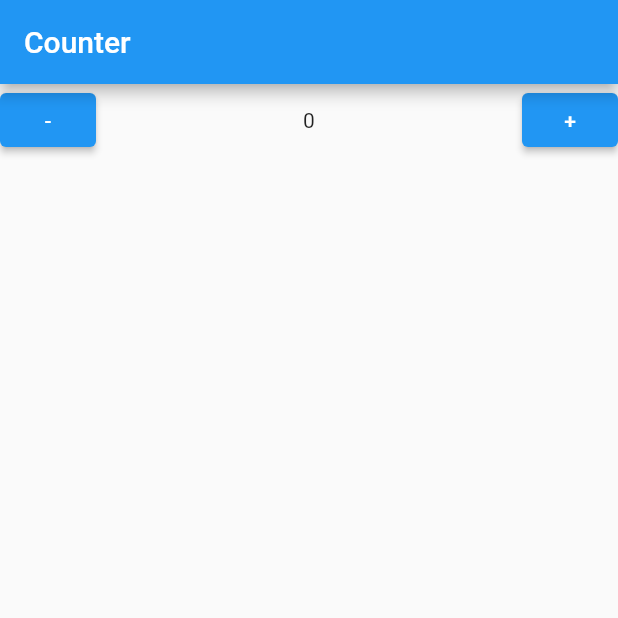
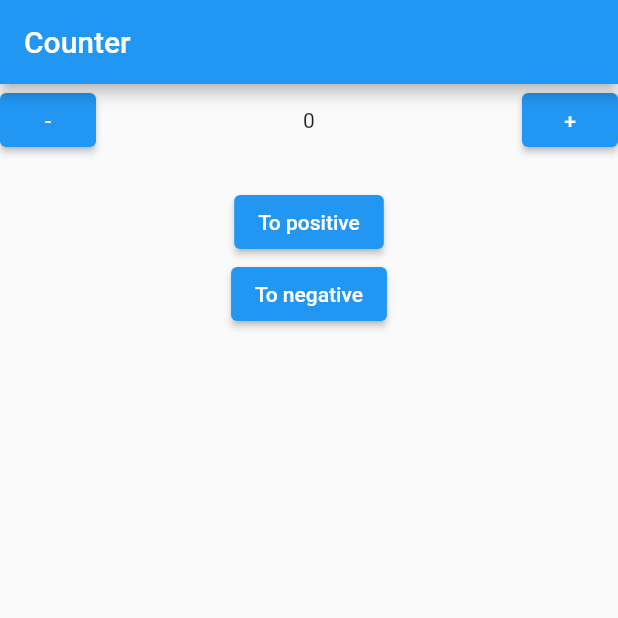
Before and after one commit to dnieln7/fly-bloc-course, a Flutter app: the screen it shows after launch, on a phone screen of 412 x 824 dp, the top half of it. Run offline on Flutter 3.47's test engine with Material 2 defaults, Android fonts, the phone set to English and light mode, and no system bars; our stand-ins replace equatable, flutter_bloc.

```diff
--- a/lib/main.dart
+++ b/lib/main.dart
@@ -1,7 +1,9 @@
 import 'package:flutter/material.dart';
 import 'package:flutter_bloc/flutter_bloc.dart';
 import 'package:fly_bloc_course/state/cubit/counter/counter_cubit.dart';
-import 'package:fly_bloc_course/ui/screen/counter/counter.dart';
+import 'package:fly_bloc_course/ui/screen/counter_negative_screen.dart';
+import 'package:fly_bloc_course/ui/screen/counter_positive_screen.dart';
+import 'package:fly_bloc_course/ui/screen/counter_screen.dart';
 
 void main() {
   runApp(const FlyBloc());
@@ -10,12 +12,9 @@ void main() {
 class FlyBloc extends StatelessWidget {
   const FlyBloc({Key? key}) : super(key: key);
 
-  // This widget is the root of your application.
   @override
   Widget build(BuildContext context) {
-    return BlocProvider(
-      create: (context) => CounterCubit(),
-      child: MaterialApp(
+    return MaterialApp(
       title: 'Fly Bloc Course',
       theme: ThemeData(
         colorScheme: ColorScheme.fromSwatch(
@@ -23,8 +22,14 @@ class FlyBloc extends StatelessWidget {
           accentColor: Colors.yellowAccent,
         ),
       ),
-        home: const CounterScreen(),
+      home: BlocProvider(
+        create: (context) => CounterCubit(),
+        child: const CounterScreen(),
       ),
+      routes: {
+        CounterPositiveScreen.path: (ctx) => const CounterPositiveScreen(),
+        CounterNegativeScreen.path: (ctx) => const CounterNegativeScreen(),
+      },
     );
   }
 }
--- a/lib/ui/screen/counter/counter.dart
+++ b/lib/ui/screen/counter_screen.dart
@@ -1,6 +1,9 @@
 import 'package:flutter/material.dart';
 import 'package:flutter_bloc/flutter_bloc.dart';
 import 'package:fly_bloc_course/state/cubit/counter/counter_cubit.dart';
+import 'package:fly_bloc_course/ui/screen/counter_negative_screen.dart';
+import 'package:fly_bloc_course/ui/screen/counter_positive_screen.dart';
+import 'package:fly_bloc_course/ui/utils/navigation.dart';
 
 class CounterScreen extends StatelessWidget {
   const CounterScreen({Key? key}) : super(key: key);
@@ -19,7 +22,9 @@ class CounterScreen extends StatelessWidget {
                 .showSnackBar(const SnackBar(content: Text('Decremented!')));
           }
         },
-        child: Row(
+        child: Column(
+          children: [
+            Row(
               children: [
                 ElevatedButton(
                     onPressed: () {
@@ -38,7 +43,21 @@ class CounterScreen extends StatelessWidget {
                 ),
                 ElevatedButton(
                   onPressed: BlocProvider.of<CounterCubit>(context).increment,
-                child: const Text('+')),
+                  child: const Text('+'),
+                ),
+              ],
+            ),
+            const SizedBox(height: 20),
+            ElevatedButton(
+              onPressed: () =>
+                  Navigation.pushPath(context, CounterPositiveScreen.path),
+              child: const Text('To positive'),
+            ),
+            ElevatedButton(
+              onPressed: () =>
+                  Navigation.pushPath(context, CounterNegativeScreen.path),
+              child: const Text('To negative'),
+            ),
           ],
         ),
       ),
```
Also changed, not shown: lib/ui/screen/counter_negative_screen.dart (added, +33 -0 lines), lib/ui/screen/counter_positive_screen.dart (added, +33 -0 lines), lib/ui/utils/navigation.dart (added, +78 -0 lines). Lines whose indentation alone changed are shown as unchanged.
